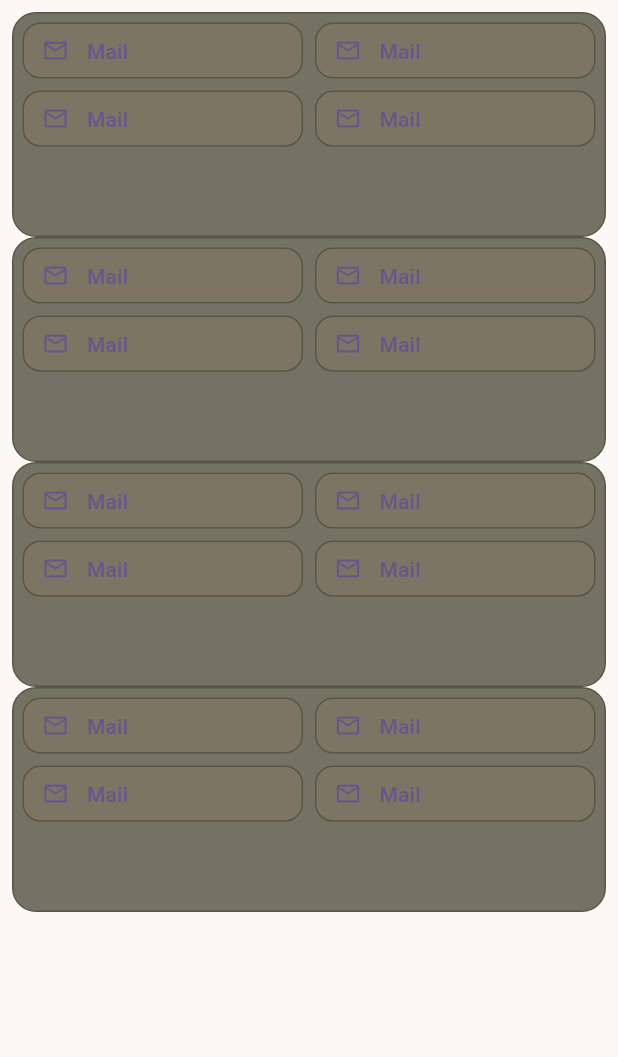
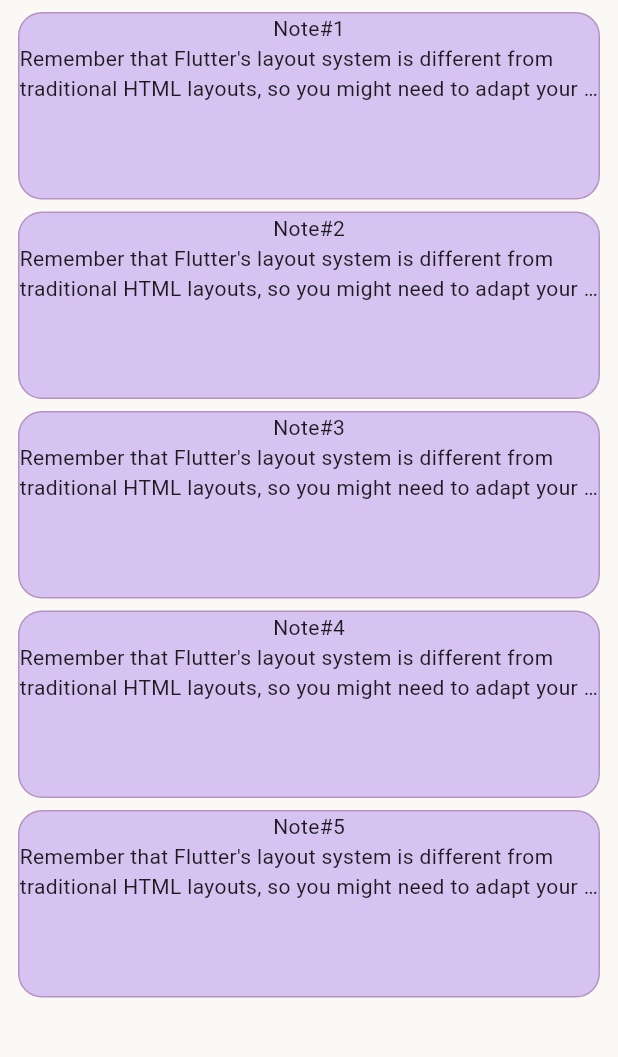
Before and after one commit to prnv-math/flutterpad, a Flutter app: the screen it shows after launch, on a phone screen of 412 x 824 dp, the part 84-1141 px from its top. Run offline on Flutter 3.47's test engine with Material 3 defaults, Android fonts, the phone set to English and light mode, and no system bars.

Commit message:
Set color values and set up basic note, tag models

```diff
--- a/lib/models/note.dart
+++ b/lib/models/note.dart
@@ -1,7 +1,8 @@
 class Note {
   final int id;
   final String title;
-  String content = "";
+  String content =
+      "Remember that Flutter's layout system is different from traditional HTML layouts, so you might need to adapt your approach to achieve the desired results.";
 
   Note({required this.id, required this.title});
 }
--- a/lib/modules/home.dart
+++ b/lib/modules/home.dart
@@ -38,7 +38,7 @@
         ],
       ),
       body: Padding(
-        padding: const EdgeInsets.all(8.0),
+        padding: const EdgeInsets.symmetric(horizontal: 8.0),
         child: Column(
           // TRY THIS: Invoke "debug painting" (choose the "Toggle Debug Paint"
           // action in the IDE, or press "p" in the console), to see the
@@ -46,10 +46,20 @@
           children: <Widget>[
             Expanded(
               child: ListView.builder(
-                  itemCount: 4,
+                  itemCount: 6,
                   itemBuilder: (context, i) {
                     // return Text('data#${i + 1}');
-                    return NoteCard(note: Note(id: i, title: "Note#$i+1"));
+                    if (i != 0) {
+                      return Padding(
+                          padding: const EdgeInsets.symmetric(
+                              vertical: 4, horizontal: 4),
+                          child:
+                              NoteCard(note: Note(id: i, title: "Note#${i}")));
+                    } else {
+                      return SizedBox(
+                        height: 4,
+                      );
+                    }
                   }),
             )
           ],
--- a/lib/modules/notecard.dart
+++ b/lib/modules/notecard.dart
@@ -1,7 +1,10 @@
 // ignore_for_file: file_names
+
+import 'dart:math';
 
 import 'package:flutter/material.dart';
 import 'package:flutterpad/models/note.dart';
+import 'package:flutterpad/styles/styles.dart';
 
 class NoteCard extends StatefulWidget {
   final Note note;
@@ -12,58 +15,60 @@
 }
 
 class _NoteCardState extends State<NoteCard> {
+  final int h = Random().nextInt(10) + 1;
   @override
   Widget build(BuildContext context) {
     return Container(
-      height: 150,
+        height: 120 + (50 * (h / 10)),
         decoration: BoxDecoration(
-        color: const Color(0xFF747264),
+          color: ColorDict.noteCardColor,
           borderRadius: BorderRadius.circular(16),
-        border: Border.all(color: const Color(0xFF555843)),
+          border: Border.all(color: ColorDict.noteCardborder),
         ),
-      child:
-          // Row(
-          //   children: [
-          //     Column(
-          //       crossAxisAlignment: CrossAxisAlignment.start,
-          //       children: [Text(widget.note.title), Text(widget.note.content)],
-          //     ),
-          //     Column()
-          //   ],
-          // ),
-          GridView.builder(
-              physics: const NeverScrollableScrollPhysics(),
-              padding: const EdgeInsets.all(6),
-              gridDelegate: const SliverGridDelegateWithFixedCrossAxisCount(
-                childAspectRatio: 5 / 1,
-                crossAxisCount: 2, // Number of columns
-                crossAxisSpacing: 8.0,
-                mainAxisSpacing: 8.0, // Spacing between rows
+        child: Row(
+          crossAxisAlignment: CrossAxisAlignment.start,
+          children: [
+            Expanded(
+              child: Column(
+                children: [
+                  Text(widget.note.title),
+                  Text(
+                    widget.note.content,
+                    maxLines: 2,
+                    overflow: TextOverflow.ellipsis,
                   ),
-              itemCount: 4,
-              itemBuilder: (context, i) {
-                return Container(
-                  decoration: BoxDecoration(
-                    color: const Color(0xFF7D7463),
-                    borderRadius: BorderRadius.circular(12),
-                    border: Border.all(color: const Color(0xFF555843)),
+                ],
               ),
-                  child: TextButton(
-                    onPressed: () {},
-                    child: const Row(
-                      children: [
-                        Icon(Icons.mail_outline_outlined),
-                        SizedBox(
-                          width: 12,
-                        ),
-                        Text(
-                          "Mail",
             )
           ],
-                    ),
-                  ),
-                );
-              }),
+        )
+        // GridView.builder(
+        //     physics: const NeverScrollableScrollPhysics(),
+        //     padding: const EdgeInsets.all(6),
+        //     gridDelegate: const SliverGridDelegateWithFixedCrossAxisCount(
+        //       // childAspectRatio: 5.0,
+        //       mainAxisExtent: 40,
+        //       crossAxisCount: 2, // Number of columns
+        //       crossAxisSpacing: 8.0,
+        //       mainAxisSpacing: 8.0, // Spacing between rows
+        //     ),
+        //     itemCount: 4,
+        //     itemBuilder: (context, i) {
+        //       return Container(
+        //         width: (i.isEven) ? 200 : null,
+        //         decoration: BoxDecoration(
+        //           color: ColorDict.noteCardColor,
+        //           borderRadius: BorderRadius.circular(12),
+        //           border: Border.all(color: ColorDict.noteCardborder),
+        //         ),
+        //         child: TextButton(
+        //           onPressed: () {},
+        //           child: const Row(
+        //             children: [],
+        //           ),
+        //         ),
+        //       );
+        //     }),
         );
   }
 }
--- a/lib/styles/styles.dart
+++ b/lib/styles/styles.dart
@@ -4,4 +4,8 @@
   // static const bgColor = Color.fromRGBO(249, 246, 238, 1);
   // rgb(250, 249, 246)
   static const bgColor = Color.fromRGBO(250, 249, 246, 1);
+  static const noteCardColor = Color(0xFFD7C3F1);
+  static const noteCardborder = Color(0xFFB692C2);
 }
+
+abstract class Styles {}
```
Lines whose indentation alone changed are shown as unchanged.
